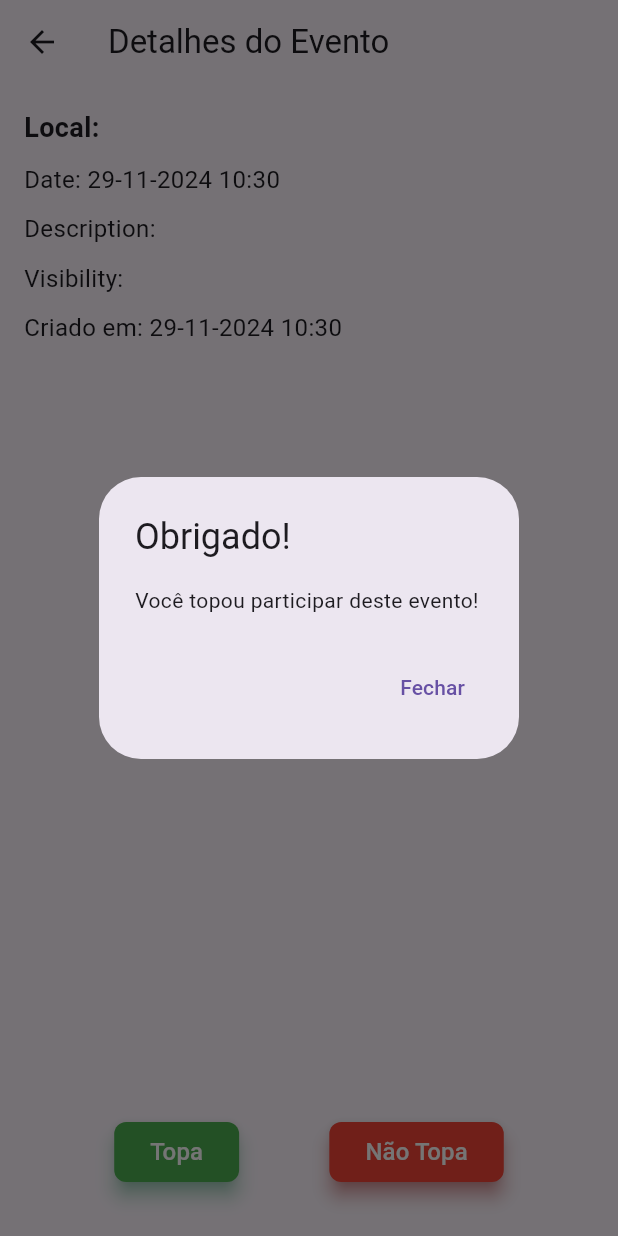
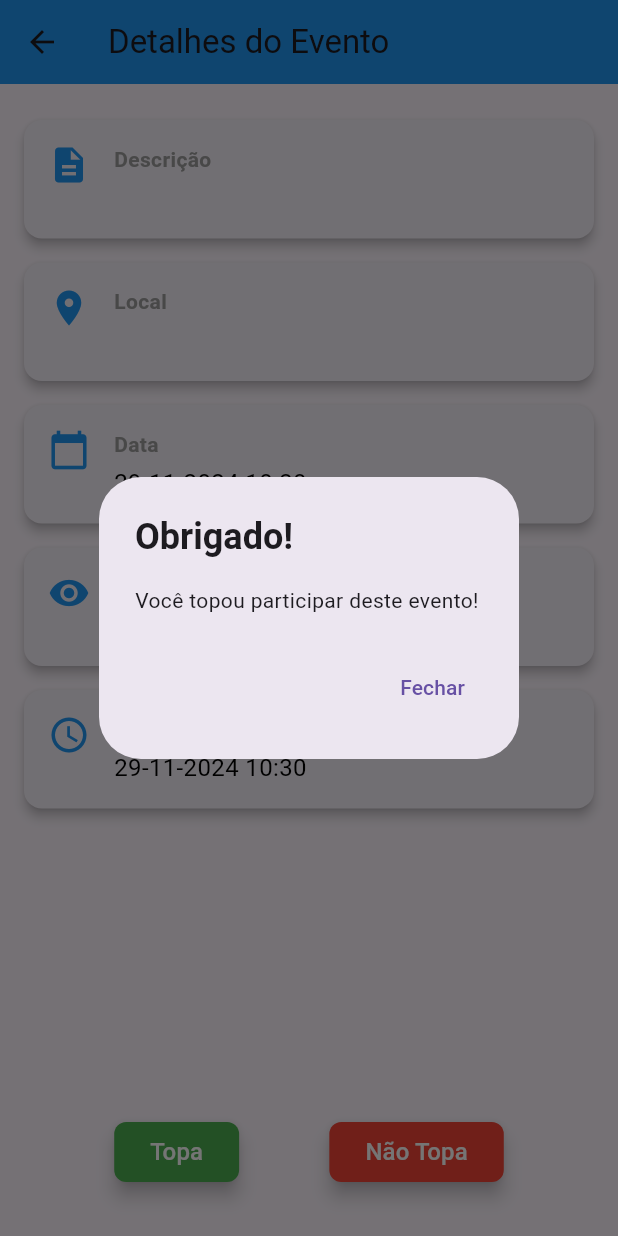
Before and after one commit to dnllcs/agenda-compartilhada, a Flutter app: the EventDetailPage screen opened directly with empty values, after a tap on "Topa", on a phone screen of 412 x 824 dp. Run offline on Flutter 3.47's test engine with Material 3 defaults, Android fonts, the phone set to English and light mode, and no system bars; our stand-ins replace firebase_core, sqflite, syncfusion_flutter_calendar, syncfusion_flutter_datepicker; accounts and stored records are empty.

Commit message:
feat: nobo visual da descrição do evento

```diff
--- a/lib/widget/event_calendar.dart
+++ b/lib/widget/event_calendar.dart
@@ -32,6 +32,24 @@ class _EventCalendarState extends State<EventCalendar> {
         startDate = picked;
       });
     }
+  }
+
+  _newEvent() {
+    setState(() {
+      _events.add(
+        Event(
+          location: location!,
+          description: title,
+          date: startDate!,
+          visibility: visibility!,
+          idUser: userId,
+        ),
+      );
+      location = '';
+      title = '';
+      startDate = null;
+      visibility = '';
+    });
   }
 
   void _addEvent({DateTime? currentDate}) {
@@ -93,7 +111,6 @@ class _EventCalendarState extends State<EventCalendar> {
                     title = '';
                     startDate = null;
                     visibility = '';
-
                   });
                   Navigator.of(context).pop();
                 }
@@ -110,9 +127,9 @@ class _EventCalendarState extends State<EventCalendar> {
     );
   }
 
-void _onCalendarTapped(CalendarTapDetails details) {
+  void _onCalendarTapped(CalendarLongPressDetails details) {
+    final DateTime selectedDate = details.date!;
     if (details.targetElement == CalendarElement.calendarCell) {
-    final DateTime selectedDate = details.date!;
       final List<Event> eventsForSelectedDate = _events
           .where((event) =>
               DateFormat('yyyy-MM-dd').format(event.date) ==
@@ -129,7 +146,8 @@ void _onCalendarTapped(CalendarTapDetails details) {
                 const SizedBox(width: 8),
                 Text(
                   'Eventos em ${DateFormat('dd-MM-yyyy').format(selectedDate)}',
-                style: const TextStyle(fontSize: 18, fontWeight: FontWeight.bold),
+                  style: const TextStyle(
+                      fontSize: 18, fontWeight: FontWeight.bold),
                 ),
               ],
             ),
@@ -165,7 +183,9 @@ void _onCalendarTapped(CalendarTapDetails details) {
             ),
             actions: [
               TextButton.icon(
-              onPressed: () => _addEvent(currentDate: selectedDate),
+                onPressed: () => {
+                  _addEvent(currentDate: selectedDate),
+                },
                 icon: const Icon(Icons.add, color: Colors.green),
                 label: const Text(
                   'Adicionar Evento',
@@ -189,7 +209,6 @@ void _onCalendarTapped(CalendarTapDetails details) {
     }
   }
 
-
   @override
   Widget build(BuildContext context) {
     return Scaffold(
@@ -203,12 +222,10 @@ void _onCalendarTapped(CalendarTapDetails details) {
           ),
         ],
       ),
-
       body: SfCalendar(
-
         view: CalendarView.month,
         dataSource: EventDataSource(_events),
-        onTap: _onCalendarTapped,
+        onLongPress: _onCalendarTapped,
         backgroundColor: Colors.white,
         todayHighlightColor: Colors.blue,
       ),
--- a/lib/widget/event_detail_page.dart
+++ b/lib/widget/event_detail_page.dart
@@ -12,38 +12,45 @@ class EventDetailPage extends StatelessWidget {
     return Scaffold(
       appBar: AppBar(
         title: Text('Detalhes do Evento'),
+        backgroundColor: Colors.blue,
       ),
       body: Padding(
         padding: const EdgeInsets.all(16.0),
         child: Column(
-          crossAxisAlignment: CrossAxisAlignment.start,
           children: [
             Expanded(
               child: ListView(
                 children: [
-                  Text(
-                    'Local: ${event.location}',
-                    style: const TextStyle(fontSize: 18, fontWeight: FontWeight.bold),
+                  _buildDetailCard(
+                    context,
+                    icon: Icons.description,
+                    title: 'Descrição',
+                    content: event.description ?? 'Não há descrição disponível',
                   ),
-                  const SizedBox(height: 10),
-                  Text(
-                    'Date: ${DateFormat('dd-MM-yyyy HH:mm').format(event.date)}',
-                    style: const TextStyle(fontSize: 16),
+                  _buildDetailCard(
+                    context,
+                    icon: Icons.location_on,
+                    title: 'Local',
+                    content: event.location,
                   ),
-                  const SizedBox(height: 10),
-                  Text(
-                    'Description: ${event.description ?? 'Não há descrição disponível'}',
-                    style: const TextStyle(fontSize: 16),
+                  _buildDetailCard(
+                    context,
+                    icon: Icons.calendar_today,
+                    title: 'Data',
+                    content: DateFormat('dd-MM-yyyy HH:mm').format(event.date),
                   ),
-                  const SizedBox(height: 10),
-                  Text(
-                    'Visibility: ${event.visibility}',
-                    style: const TextStyle(fontSize: 16),
+                  _buildDetailCard(
+                    context,
+                    icon: Icons.visibility,
+                    title: 'Visibilidade',
+                    content: event.visibility,
                   ),
-                  const SizedBox(height: 10),
-                  Text(
-                    'Criado em: ${DateFormat('dd-MM-yyyy HH:mm').format(event.createdAt)}',
-                    style: const TextStyle(fontSize: 16),
+                  _buildDetailCard(
+                    context,
+                    icon: Icons.access_time,
+                    title: 'Criado em',
+                    content:
+                        DateFormat('dd-MM-yyyy HH:mm').format(event.createdAt),
                   ),
                 ],
               ),
@@ -56,14 +63,14 @@ class EventDetailPage extends StatelessWidget {
                   style: ElevatedButton.styleFrom(
                     backgroundColor: Colors.green,
                     foregroundColor: Colors.white,
-                    shadowColor: Colors.greenAccent,
                     elevation: 5,
                     shape: RoundedRectangleBorder(
                       borderRadius: BorderRadius.circular(8),
                     ),
                   ),
                   onPressed: () {
-                    _showFeedbackDialog(context, 'Você topou participar deste evento!');
+                    _showFeedbackDialog(
+                        context, 'Você topou participar deste evento!');
                   },
                   child: const Text('Topa', style: TextStyle(fontSize: 16)),
                 ),
@@ -71,14 +78,14 @@ class EventDetailPage extends StatelessWidget {
                   style: ElevatedButton.styleFrom(
                     backgroundColor: Colors.red,
                     foregroundColor: Colors.white,
-                    shadowColor: Colors.redAccent,
                     elevation: 5,
                     shape: RoundedRectangleBorder(
                       borderRadius: BorderRadius.circular(8),
                     ),
                   ),
                   onPressed: () {
-                    _showFeedbackDialog(context, 'Você não topou participar deste evento.');
+                    _showFeedbackDialog(
+                        context, 'Você não topou participar deste evento.');
                   },
                   child: const Text('Não Topa', style: TextStyle(fontSize: 16)),
                 ),
@@ -91,19 +98,66 @@ class EventDetailPage extends StatelessWidget {
     );
   }
 
+  Widget _buildDetailCard(BuildContext context,
+      {required IconData icon,
+      required String title,
+      required String content}) {
+    return Card(
+      elevation: 3,
+      margin: const EdgeInsets.symmetric(vertical: 8),
+      shape: RoundedRectangleBorder(
+        borderRadius: BorderRadius.circular(12),
+      ),
+      child: Padding(
+        padding: const EdgeInsets.all(16.0),
+        child: Row(
+          crossAxisAlignment: CrossAxisAlignment.start,
+          children: [
+            Icon(icon, color: Colors.blue, size: 28),
+            const SizedBox(width: 16),
+            Expanded(
+              child: Column(
+                crossAxisAlignment: CrossAxisAlignment.start,
+                children: [
+                  Text(
+                    title,
+                    style: const TextStyle(
+                      fontSize: 14,
+                      color: Colors.grey,
+                      fontWeight: FontWeight.w600,
+                    ),
+                  ),
+                  const SizedBox(height: 4),
+                  Text(
+                    content,
+                    style: const TextStyle(
+                      fontSize: 16,
+                      color: Colors.black,
+                    ),
+                  ),
+                ],
+              ),
+            ),
+          ],
+        ),
+      ),
+    );
+  }
+
   void _showFeedbackDialog(BuildContext context, String message) {
     showDialog(
       context: context,
       builder: (BuildContext context) {
         return AlertDialog(
-          title: Text('Obrigado!'),
+          title:
+              Text('Obrigado!', style: TextStyle(fontWeight: FontWeight.bold)),
           content: Text(message),
           actions: [
             TextButton(
               onPressed: () {
                 Navigator.of(context).pop();
               },
-              child: Text('Fechar'),
+              child: const Text('Fechar'),
             ),
           ],
         );
```
Lines whose indentation alone changed are shown as unchanged.
